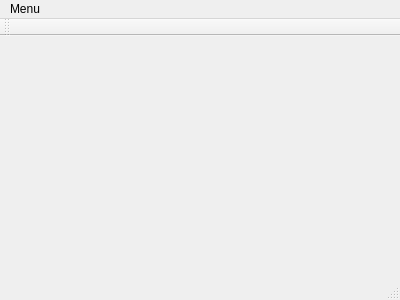
This is mainwindow.ui in pedromanu27/Vehicle-Expense as Qt 5 draws it before an edit. The edited form follows.
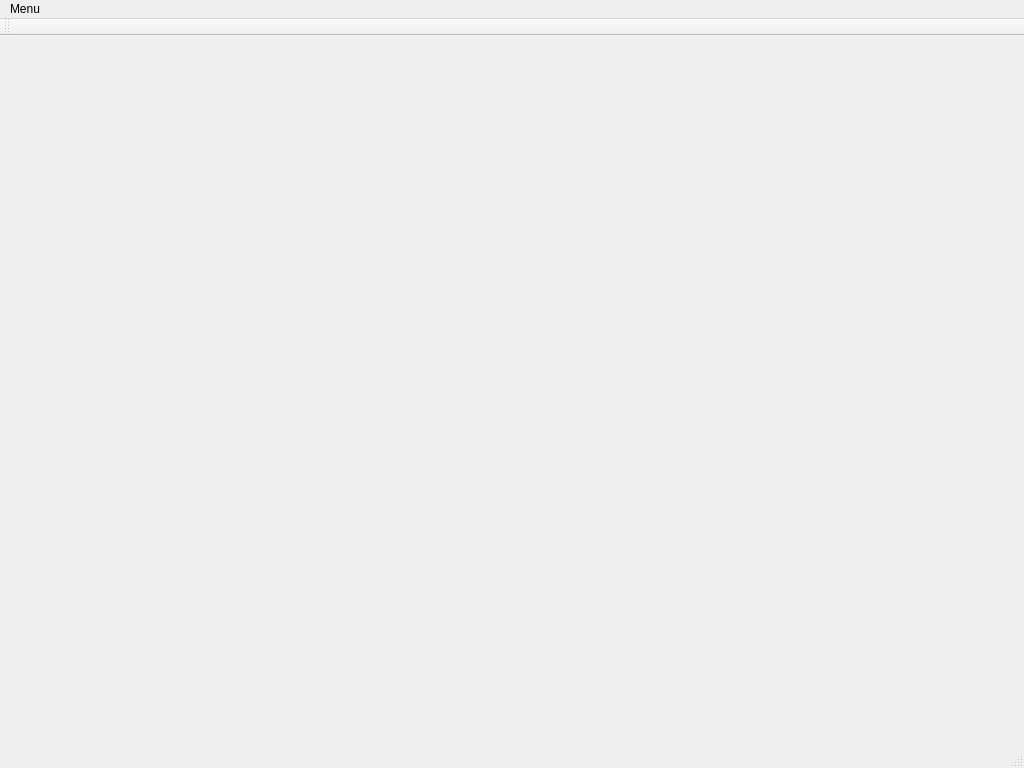
This is the edited form.

```diff
--- a/mainwindow.ui
+++ b/mainwindow.ui
@@ -6,8 +6,8 @@
    <rect>
     <x>0</x>
     <y>0</y>
-    <width>400</width>
-    <height>300</height>
+    <width>1024</width>
+    <height>768</height>
    </rect>
   </property>
   <property name="windowTitle">
@@ -19,7 +19,7 @@
     <rect>
      <x>0</x>
      <y>0</y>
-     <width>400</width>
+     <width>1024</width>
      <height>21</height>
     </rect>
    </property>
```
Left out of the diff: 6 changed lines with no effect on the pictures.
